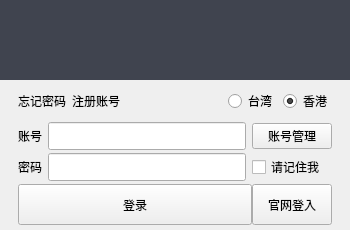
starmcc/qs-beanfun-5, file resources/ui/Ui_Login.ui: the form before one commit.
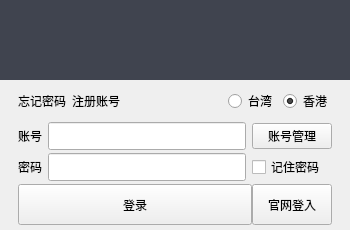
The form after the commit.

What changed in the file:
```diff
--- a/resources/ui/Ui_Login.ui
+++ b/resources/ui/Ui_Login.ui
@@ -204,7 +204,7 @@
            <enum>Qt::NoFocus</enum>
           </property>
           <property name="text">
-           <string>请记住我</string>
+           <string>记住密码</string>
           </property>
          </widget>
         </item>
```
